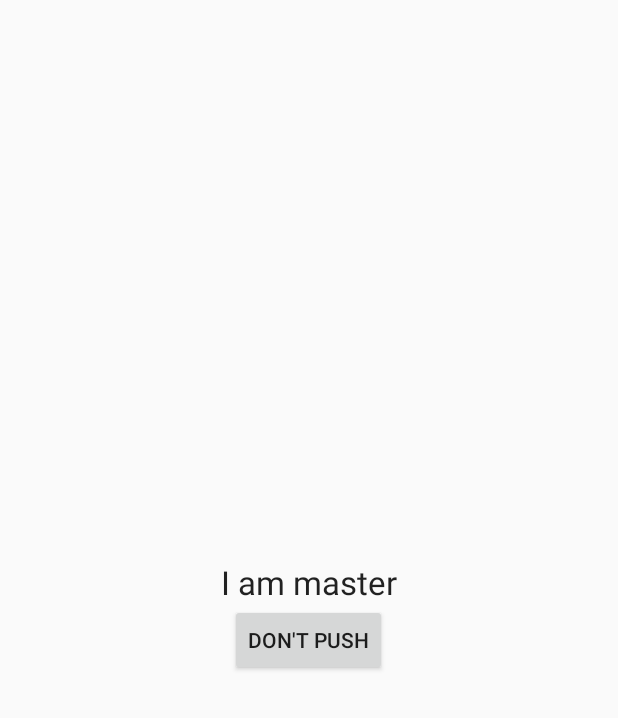
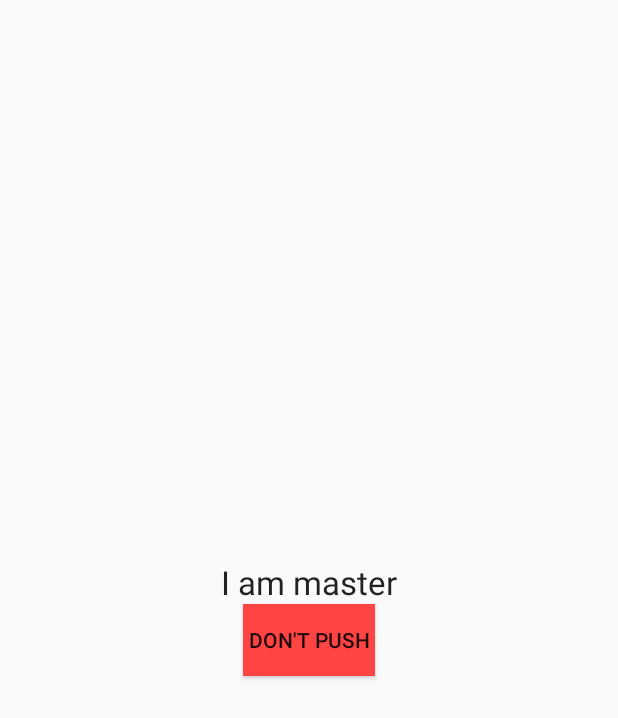
Before and after one commit to Byeongdolee/bdit, an Android app: the screen it shows after launch (MainActivity), on a phone screen of 412 x 824 dp. Shown: the top 718 px of the screen. Run offline under Robolectric (Android 15) with nearby library versions, the phone set to English and light mode, and no system bars.

Commit message:
button bg color to red

```diff
--- a/app/src/main/res/layout/activity_main.xml
+++ b/app/src/main/res/layout/activity_main.xml
@@ -25,6 +25,7 @@
         android:text="ImageView Removed!"/>
 
     <Button
+        android:background="@android:color/holo_red_light"
         android:id="@+id/button"
         android:layout_width="wrap_content"
         android:layout_height="wrap_content"
```
